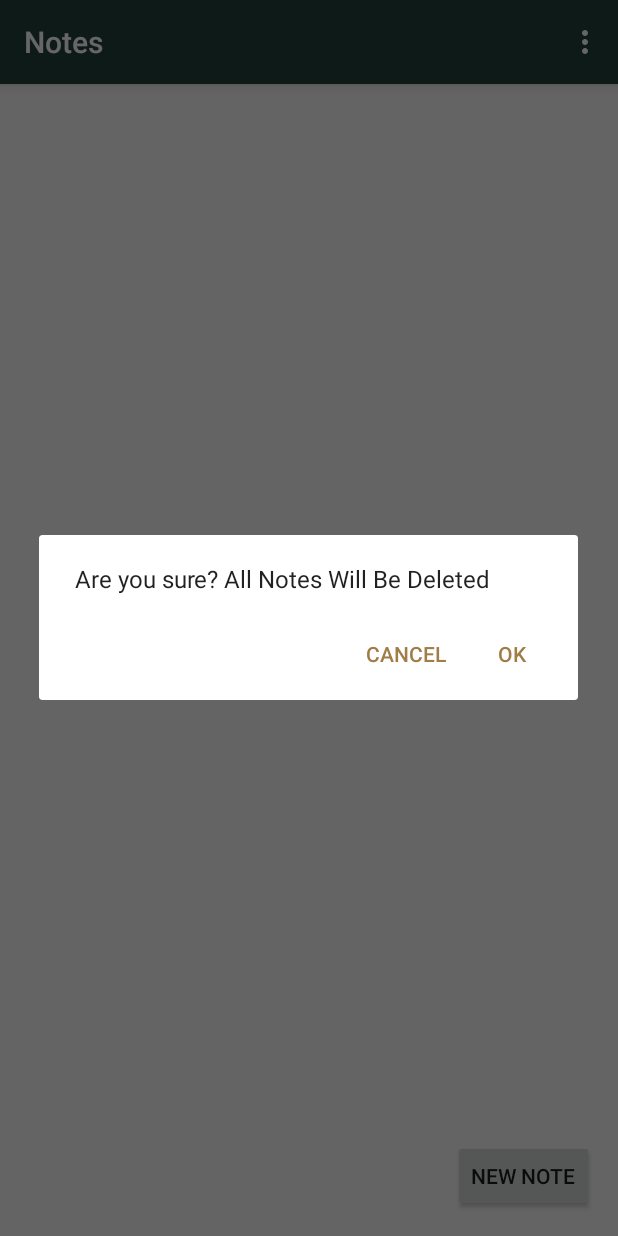
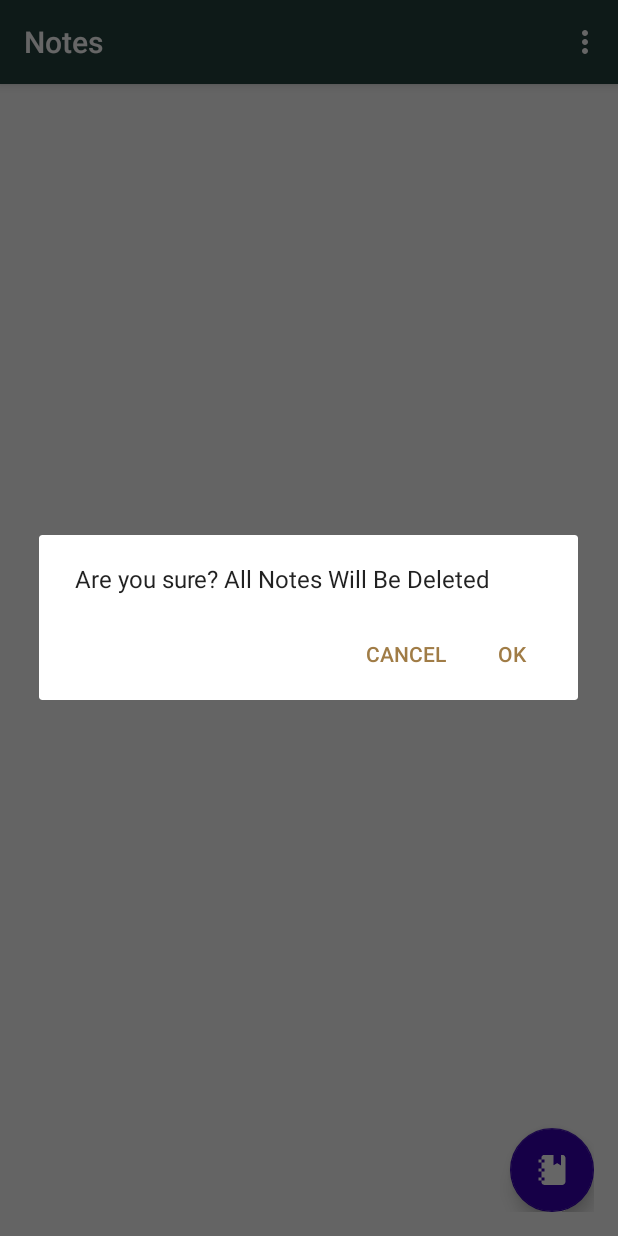
Before and after one commit to snoop0x7b/Notes, an Android app: the screen it shows after launch (MainActivity), in the options menu, after a tap on "Delete Sample Data", on a phone screen of 412 x 824 dp. Run offline under Robolectric (Android 15) with nearby library versions, the phone set to English and light mode, and no system bars.

Commit message:
Convert to floating action button

```diff
--- a/app/src/main/res/layout/activity_main.xml
+++ b/app/src/main/res/layout/activity_main.xml
@@ -15,7 +15,7 @@
         android:layout_width="match_parent"
         android:layout_height="match_parent" />
 
-    <Button
+    <android.support.design.widget.FloatingActionButton
         android:id="@+id/new_note_button"
         android:layout_width="wrap_content"
         android:layout_height="wrap_content"
@@ -23,6 +23,7 @@
         android:layout_alignParentRight="true"
         android:layout_alignParentEnd="true"
         android:onClick="openEditorNewNote"
-        android:text="@string/new_note" />
+        android:src="@drawable/ic_notebook_white_48dp"
+        app:backgroundTint="@color/design_default_color_primary_dark" />
 
 </RelativeLayout>
```
